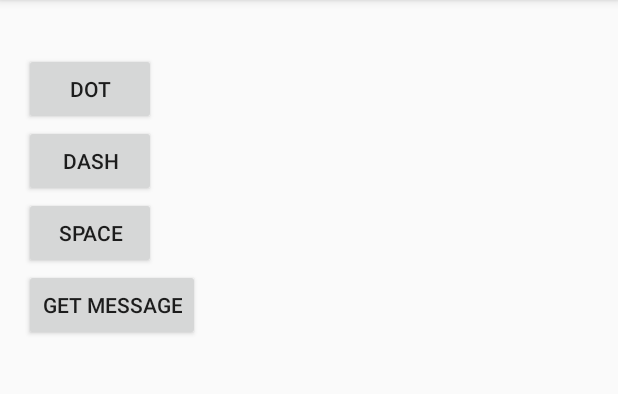
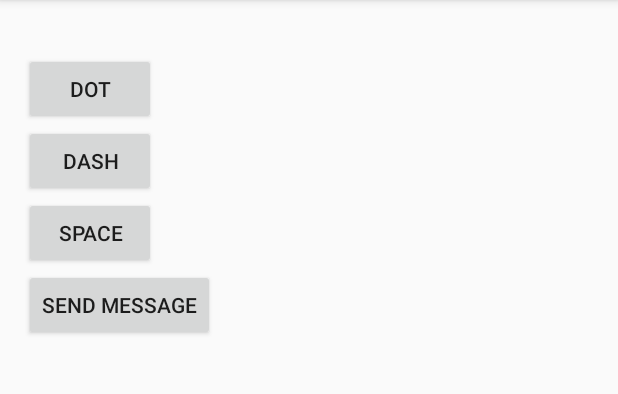
Before and after one commit to timmui/MType, an Android app: the screen it shows after launch (MainActivity), on a phone screen of 412 x 824 dp, the part 84-478 px from its top. Run offline under Robolectric (Android 15) with nearby library versions, the phone set to English and light mode, and no system bars; libraries missing offline, so code that uses them is left out: com.microsoft.windowsazure; 1 statement that could not run was skipped.

Commit message:
Added Azure REST Service
Set up the Send Message functionality

and...

Do you want to build a snowmaaaannnn.

```diff
--- a/app/build.gradle
+++ b/app/build.gradle
@@ -22,4 +22,5 @@ android {
 dependencies {
     compile fileTree(dir: 'libs', include: ['*.jar'])
     compile 'com.android.support:appcompat-v7:22.1.1'
+    compile 'com.microsoft.azure:azure-mobile-services-android-sdk:2.0.2'
 }
--- a/app/src/main/AndroidManifest.xml
+++ b/app/src/main/AndroidManifest.xml
@@ -1,6 +1,8 @@
 <?xml version="1.0" encoding="utf-8"?>
 <manifest xmlns:android="http://schemas.android.com/apk/res/android"
     package="mtype.nofluxgiven.science" >
+
+    <uses-permission android:name="android.permission.INTERNET" />
 
     <application
         android:allowBackup="true"
--- a/app/src/main/java/mtype/nofluxgiven/science/MainActivity.java
+++ b/app/src/main/java/mtype/nofluxgiven/science/MainActivity.java
@@ -8,16 +8,26 @@ import android.view.View;
 import android.widget.Button;
 import android.widget.LinearLayout;
 import android.widget.TextView;
+import com.microsoft.windowsazure.mobileservices.*;
+import com.microsoft.windowsazure.mobileservices.http.ServiceFilterResponse;
+import com.microsoft.windowsazure.mobileservices.table.TableOperationCallback;
+
+import java.net.MalformedURLException;
 
 
 public class MainActivity extends ActionBarActivity {
     private static String message = "";
     private static TextView displayMessage;
+    private static ServerHandler server;
+    //private MobileServiceClient mClient;
     @Override
     protected void onCreate(Bundle savedInstanceState) {
         super.onCreate(savedInstanceState);
         setContentView(R.layout.activity_main);
-        LinearLayout layout = (LinearLayout)findViewById(R.id.layout);
+
+        server = new ServerHandler(this);
+
+        LinearLayout layout = (LinearLayout) findViewById(R.id.layout);
         displayMessage = (TextView)findViewById(R.id.displayMessage);
         layout.setOrientation(LinearLayout.VERTICAL);
         Button dot = (Button)findViewById(R.id.dot);
@@ -44,7 +54,13 @@ public class MainActivity extends ActionBarActivity {
                 updateMessage();
             }
         });
-
+        Button sendButton = (Button) findViewById(R.id.sendMessage);
+        sendButton.setOnClickListener(new View.OnClickListener() {
+            @Override
+            public void onClick(View v){
+                server.SendMessage(message, "JJMO", "Pragash");
+            }
+        });
 
     }
     private static void updateMessage()
--- a/app/src/main/res/layout/activity_main.xml
+++ b/app/src/main/res/layout/activity_main.xml
@@ -27,10 +27,10 @@
         android:layout_width = "wrap_content"
         android:text = "SPACE" />
     <Button
-        android:id = "@+id/getMessage"
+        android:id = "@+id/sendMessage"
         android:layout_height = "wrap_content"
         android:layout_width = "wrap_content"
-        android:text = "Get Message" />
+        android:text = "Send Message" />
 
 
 </LinearLayout>
```
Also changed, not shown: app/src/main/java/mtype/nofluxgiven/science/Item.java (added, +11 -0 lines), app/src/main/java/mtype/nofluxgiven/science/ServerHandler.java (added, +52 -0 lines), 2 other files.
